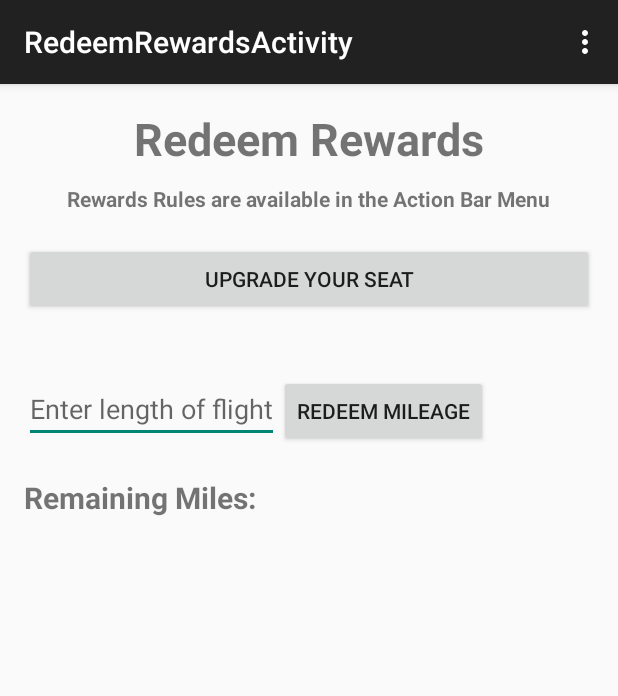
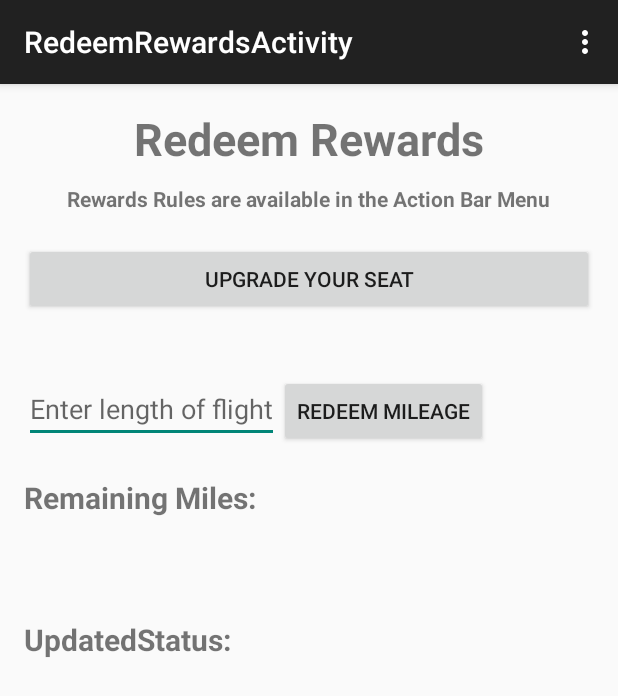
Before and after one commit to scottbing/SB_BSSD5650_Midterm_Project, an Android app: the RedeemRewardsActivity screen opened directly, with no data from a screen before it, on a phone screen of 412 x 824 dp. Shown: the top 696 px of the screen. Run offline under Robolectric (Android 15) with nearby library versions, the phone set to English and light mode, and no system bars.

Commit message:
SB_BSSD5650_midterm_Project
SB_BSSD5650_midterm_Project

```diff
--- a/RewardsProgram/app/src/main/java/com/cis2237/bingp4/MainActivity.java
+++ b/RewardsProgram/app/src/main/java/com/cis2237/bingp4/MainActivity.java
@@ -171,11 +171,11 @@ public class MainActivity extends AppCompatActivity {
         mDbAdapter = new RewardsDbAdapter(this);
         mDbAdapter = RewardsDbAdapter.getInstance();
         mDbAdapter.open();
-        if (savedInstanceState == null) {
+        /*if (savedInstanceState == null) {
 
             initializeDatabase();
 
-            }
+            }*/
 
 
         // set up local variables
--- a/RewardsProgram/app/src/main/java/com/cis2237/bingp4/RedeemRewardsActivity.java
+++ b/RewardsProgram/app/src/main/java/com/cis2237/bingp4/RedeemRewardsActivity.java
@@ -50,7 +50,7 @@ public class RedeemRewardsActivity extends AppCompatActivity {
     private RewardsDbAdapter mDbAdapter;
     private Customer customer;
 
-    public TextView txtRemainingMiles, txtMsg;
+    public TextView txtRemainingMiles, txtUpdatedStatus, txtMsg;
     public EditText etFlightLength;
     public Button btnUpgradeSeat, btnRedeemMileage;
 
@@ -63,6 +63,7 @@ public class RedeemRewardsActivity extends AppCompatActivity {
 
         // instantiate objects
         txtRemainingMiles = (TextView) findViewById(R.id.txtRemainingMiles);
+        txtUpdatedStatus = (TextView) findViewById(R.id.txtUpdatedStatus);
         txtMsg = (TextView) findViewById(R.id.txtMsg);
         btnUpgradeSeat = (Button) findViewById(R.id.btnUpgradeSeat);
         btnRedeemMileage = (Button) findViewById(R.id.btnRedeemMileage);
@@ -355,7 +356,7 @@ public class RedeemRewardsActivity extends AppCompatActivity {
             case NO:   // No Rewards
                 // Toast.makeText(getApplicationContext(), "Miles entered out of range for Status.", Toast.LENGTH_LONG).show();
                 txtMsg.setText("Upgrade Not Allowed - No Status attained.");
-
+                miles  = 0;
         }
 
         processRemainingMiles(miles);
@@ -365,17 +366,21 @@ public class RedeemRewardsActivity extends AppCompatActivity {
 
         // display and update remaining miles
         if (miles > 0) {
+
             // update current status
             reassignStatus();
+            customer.setStatus(status);
+
             // update the updated miles in the database
             customer.setMiles(miles);
             mDbAdapter.updateCustomerByName(customer);
             txtRemainingMiles.setText(Integer.toString(miles));
+            txtUpdatedStatus.setText(status);
         } else if (miles == 0) {
-            txtRemainingMiles.setText(Integer.toString(miles));
+            txtRemainingMiles.setText(Integer.toString(customer.getMiles()));
             txtMsg.setText("Miles entered out of range for Status.");
         } else if (miles < 0) {
-            txtRemainingMiles.setText(Integer.toString(miles));
+            txtRemainingMiles.setText(Integer.toString(customer.getMiles()));
             txtMsg.setText("Upgrade Unsuccessful - not enough miles in the bank.");
         }
     }
--- a/RewardsProgram/app/src/main/res/layout/activity_redeem_rewards.xml
+++ b/RewardsProgram/app/src/main/res/layout/activity_redeem_rewards.xml
@@ -78,7 +78,7 @@
                     android:textStyle="bold" />
 
             <TextView
-                android:id="@+id/txtFiller"
+                    android:id="@+id/txtFillerMiles"
                     android:layout_width="match_parent"
                     android:layout_height="wrap_content"
                     android:layout_marginBottom="10dp"
@@ -94,6 +94,44 @@
                     android:layout_marginTop="10dp"
                     android:textSize="20sp"
                     android:layout_gravity="center_horizontal" />
+
+            <TextView
+                    android:id="@+id/txtFillerMilesStatus"
+                    android:layout_width="match_parent"
+                    android:layout_height="wrap_content"
+                    android:layout_marginBottom="10dp"
+                    android:layout_marginTop="10dp"
+                    android:textSize="20sp"
+                    android:layout_gravity="center_horizontal" />
+
+            <TextView
+                    android:layout_width="wrap_content"
+                    android:layout_height="wrap_content"
+                    android:layout_marginBottom="10dp"
+                    android:layout_marginTop="10dp"
+                    android:text="@string/updated_status"
+                    android:textSize="20sp"
+                    android:id="@+id/lblUpdatedStatus"
+                    android:textStyle="bold" />
+
+            <TextView
+                    android:id="@+id/txtFillerStatus"
+                    android:layout_width="match_parent"
+                    android:layout_height="wrap_content"
+                    android:layout_marginBottom="10dp"
+                    android:layout_marginTop="10dp"
+                    android:textSize="20sp"
+                    android:layout_gravity="center_horizontal" />
+
+            <TextView
+                    android:id="@+id/txtUpdatedStatus"
+                    android:layout_width="match_parent"
+                    android:layout_height="wrap_content"
+                    android:layout_marginBottom="10dp"
+                    android:layout_marginTop="10dp"
+                    android:textSize="20sp"
+                    android:layout_gravity="center_horizontal" />
+
 
         </GridLayout>
 
--- a/RewardsProgram/app/src/main/res/values/strings.xml
+++ b/RewardsProgram/app/src/main/res/values/strings.xml
@@ -24,6 +24,7 @@
     <string name="log_onCreateOptionsMenu">in onCreateOptionsMenu&#8230;</string>
     <string name="log_release_resources">Release Resources&#8230;</string>
     <string name="log_freeFlight">Free Flight&#8230;</string>
+    <string name="updated_status">UpdatedStatus:</string>
     <string name="frequent_flier_miles_status">Frequent Flier Miles Status</string>
     <string name="rewards_rules_are_available_in_the_action_bar_menu">Rewards Rules are available in the Action Bar
         Menu
```
Also changed, not shown: 7 other files. Lines whose indentation alone changed are shown as unchanged.
